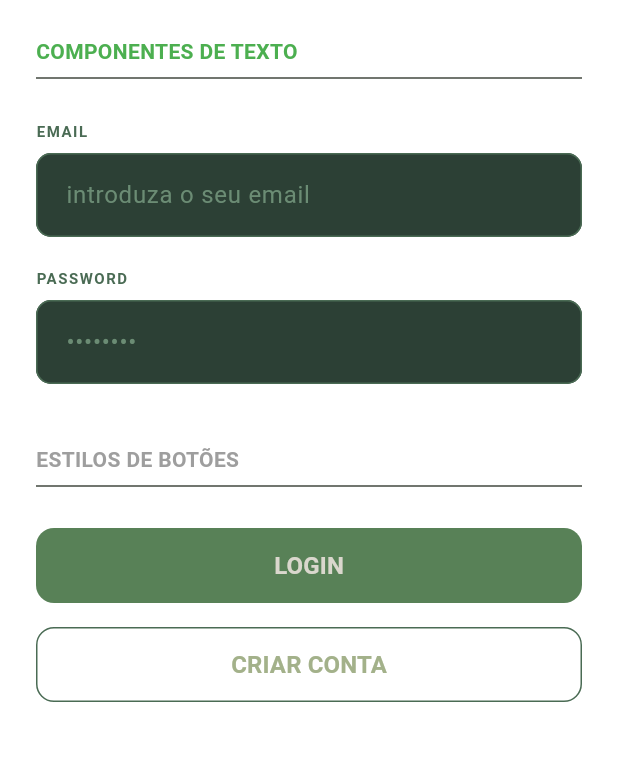
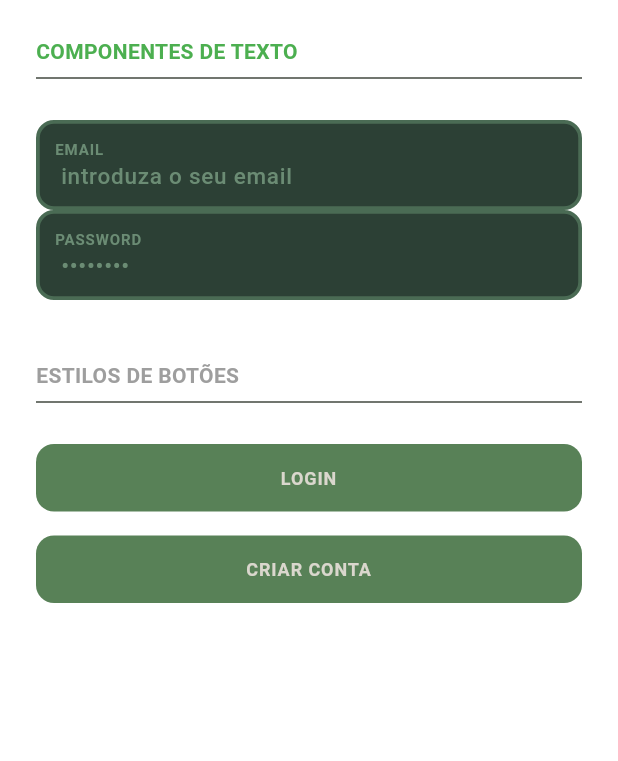
Before and after one commit to AfonsoMartinhoIPS/proj_cm, a Flutter app: the PraticalTestPage screen opened directly, after a tap on "LOGIN", on a phone screen of 412 x 824 dp, the part 84-845 px from its top. Run offline on Flutter 3.47's test engine with Material 3 defaults, Android fonts, the phone set to English and light mode, and no system bars; our stand-ins replace cloud_firestore, dio, firebase_core, go_router, logger; accounts and stored records are empty; Roboto replaces fonts that are missing (DM Sans); project files that could hold a hidden picture were left out.

Commit message:
nutri_text_field refined and implemented in the login_screen
nutri_button refined, not implemented

```diff
--- a/lib/core/widgets/nutri_button.dart
+++ b/lib/core/widgets/nutri_button.dart
@@ -1,48 +1,43 @@
 import 'package:flutter/material.dart';
-//import 'package:projeto/core/theme/app_colors.dart';
-
-enum NutriButtonStyle { primary, outline }
+import 'package:projeto/core/theme/app_colors.dart';
+import 'package:projeto/core/constants/app_sizes.dart';
 
 class NutriButton extends StatelessWidget {
   final String text;
   final VoidCallback onPressed;
-  final NutriButtonStyle style;
-  final Widget? icon;
 
   const NutriButton({
     super.key,
     required this.text,
     required this.onPressed,
-    this.style = NutriButtonStyle.primary,
-    this.icon,
   });
 
   @override
   Widget build(BuildContext context) {
-    if (style == NutriButtonStyle.outline) {
-      return OutlinedButton(
-        onPressed: onPressed,
-        child: _buildChild(),
-      );
-    }
-
-    return ElevatedButton(
-      onPressed: onPressed,
-      child: _buildChild(),
+    return SizedBox(
+      width: double.infinity,
+      height: 45,
+      child: Material(
+        color: AppColors.primary,
+        borderRadius: BorderRadius.circular(AppSizes.radiusMd),
+        child: InkWell(
+          onTap: onPressed,
+          borderRadius: BorderRadius.circular(AppSizes.radiusMd),
+          child: Center(
+            child: Text(
+              text,
+              textAlign: TextAlign.center,
+              style: const TextStyle(
+                color: AppColors.onBackground,
+                fontSize: 12,
+                fontFamily: 'DM Sans',
+                fontWeight: FontWeight.w700,
+                letterSpacing: 0.60,
+              ),
+            ),
+          ),
+        ),
+      ),
     );
   }
-
-  Widget _buildChild() {
-    if (icon != null) {
-      return Row(
-        mainAxisAlignment: MainAxisAlignment.center,
-        children: [
-          icon!,
-          const SizedBox(width: 8),
-          Text(text, style: const TextStyle(fontSize: 16)),
-        ],
-      );
-    }
-    return Text(text, style: const TextStyle(fontSize: 16));
-  }
 }
--- a/lib/core/widgets/nutri_text_field.dart
+++ b/lib/core/widgets/nutri_text_field.dart
@@ -1,48 +1,84 @@
 import 'package:flutter/material.dart';
 import 'package:projeto/core/theme/app_colors.dart';
+import 'package:projeto/core/constants/app_sizes.dart';
+
 
 class NutriTextField extends StatelessWidget {
   final String label;
   final String hintText;
+  final TextEditingController? controller;
   final bool obscureText;
-  final TextInputType keyboardType;
-  final TextEditingController? controller;
-  final String? Function(String?)? validator;
 
   const NutriTextField({
     super.key,
     required this.label,
-    required this.hintText,
+    this.hintText = "Text_Input",
+    this.controller,
     this.obscureText = false,
-    this.keyboardType = TextInputType.text,
-    this.controller,
-    this.validator,
   });
 
   @override
   Widget build(BuildContext context) {
     return Column(
+      mainAxisSize: MainAxisSize.min,
       crossAxisAlignment: CrossAxisAlignment.start,
+      children: [
+        Container(
+          height: 60,
+          decoration: ShapeDecoration(
+            color: AppColors.surfaceDark,
+            shape: RoundedRectangleBorder(
+              side: const BorderSide(
+                width: 2.5,
+                color: AppColors.border,
+              ),
+              borderRadius: BorderRadius.circular(AppSizes.radiusMd),
+            ),
+          ),
+          child: Padding(
+            padding: const EdgeInsets.symmetric(horizontal: 10, vertical: 10),
+            child: Column(
+              crossAxisAlignment: CrossAxisAlignment.start,
+              mainAxisAlignment: MainAxisAlignment.center,
               children: [
                 Text(
                   label.toUpperCase(),
                   style: const TextStyle(
-            color: AppColors.border,
+                    color: AppColors.textMuted,
                     fontSize: 10,
-            fontWeight: FontWeight.bold,
-            letterSpacing: 1,
+                    fontFamily: 'DM Sans',
+                    fontWeight: FontWeight.w600,
+                    letterSpacing: 0.60,
                   ),
                 ),
-        const SizedBox(height: 8),
-        TextFormField(
+                Expanded(
+                  child: TextFormField(
                     controller: controller,
                     obscureText: obscureText,
-          keyboardType: keyboardType,
-          validator: validator,
-          style: const TextStyle(color: AppColors.onBackground),
+                    cursorColor: AppColors.onBackground,
+                    style: const TextStyle(
+                      color: AppColors.onBackground,
+                      fontSize: 15,
+                      fontFamily: 'DM Sans',
+                      fontWeight: FontWeight.w500,
+                    ),
                     decoration: InputDecoration(
+                      isDense: true,
+                      contentPadding: EdgeInsets.zero,
                       hintText: hintText,
-            // other configurations
+                      hintStyle: const TextStyle(
+                        color: AppColors.textMuted,
+                        fontSize: 15,
+                      ),
+                      border: InputBorder.none,
+                      enabledBorder: InputBorder.none,
+                      focusedBorder: InputBorder.none,
+                      isCollapsed: true,
+                    ),
+                  ),
+                ),
+              ],
+            ),
           ),
         ),
       ],
--- a/lib/pratical_test.dart
+++ b/lib/pratical_test.dart
@@ -1,5 +1,5 @@
 import 'package:flutter/material.dart';
-import 'package:projeto/core/theme/app_colors.dart';
+//import 'package:projeto/core/theme/app_colors.dart';
 import 'package:projeto/core/widgets/nutri_text_field.dart';
 import 'package:projeto/core/widgets/nutri_button.dart';
 
@@ -38,10 +38,8 @@ class PraticalTestPage extends StatelessWidget {
             const NutriTextField(
               label: 'Email',
               hintText: 'introduza o seu email',
-              keyboardType: TextInputType.emailAddress,
             ),
 
-            const SizedBox(height: 20),
 
             const NutriTextField(
               label: 'Password',
@@ -62,7 +60,6 @@ class PraticalTestPage extends StatelessWidget {
             // Botão Primário (Elevated)
             NutriButton(
               text: 'LOGIN',
-              style: NutriButtonStyle.primary,
               onPressed: () => debugPrint('Botão Primary Clicado'),
             ),
 
@@ -71,7 +68,6 @@ class PraticalTestPage extends StatelessWidget {
             // Botão Outline
             NutriButton(
               text: 'CRIAR CONTA',
-              style: NutriButtonStyle.outline,
               onPressed: () => debugPrint('Botão Outline Clicado'),
             ),
 
--- a/lib/presentation/screens/auth/login_screen.dart
+++ b/lib/presentation/screens/auth/login_screen.dart
@@ -1,6 +1,7 @@
 import 'package:flutter/material.dart';
 import 'package:go_router/go_router.dart';
 import 'package:projeto/core/theme/app_colors.dart';
+import 'package:projeto/core/widgets/nutri_text_field.dart';
 
 class LoginScreen extends StatelessWidget {
   const LoginScreen({super.key});
@@ -51,21 +52,9 @@ class LoginScreen extends StatelessWidget {
               const Text('Inicia sessão para continuar.', textAlign: TextAlign.center,
                   style: TextStyle(color: AppColors.border, fontSize: 14)),
               const SizedBox(height: 40),
-              _label('Email'),
-              const SizedBox(height: 8),
-              const TextField(
-                keyboardType: TextInputType.emailAddress,
-                style: TextStyle(color: AppColors.onBackground),
-                decoration: InputDecoration(hintText: 'ana@email.com'),
-              ),
-              const SizedBox(height: 20),
-              _label('Password'),
-              const SizedBox(height: 8),
-              const TextField(
-                obscureText: true,
-                style: TextStyle(color: AppColors.onBackground),
-                decoration: InputDecoration(hintText: '••••••••'),
-              ),
+              NutriTextField(label: 'Email', hintText: 'teste@mail.com',),
+              const SizedBox(height: 40), // adicionar padding ao NutriTextField mais tarde
+              NutriTextField(label: 'PassWord', hintText: '*****', obscureText: true,),
               Align(
                 alignment: Alignment.centerRight,
                 child: TextButton(
```
Also changed, not shown: 1 other file. Lines whose indentation alone changed are shown as unchanged.
